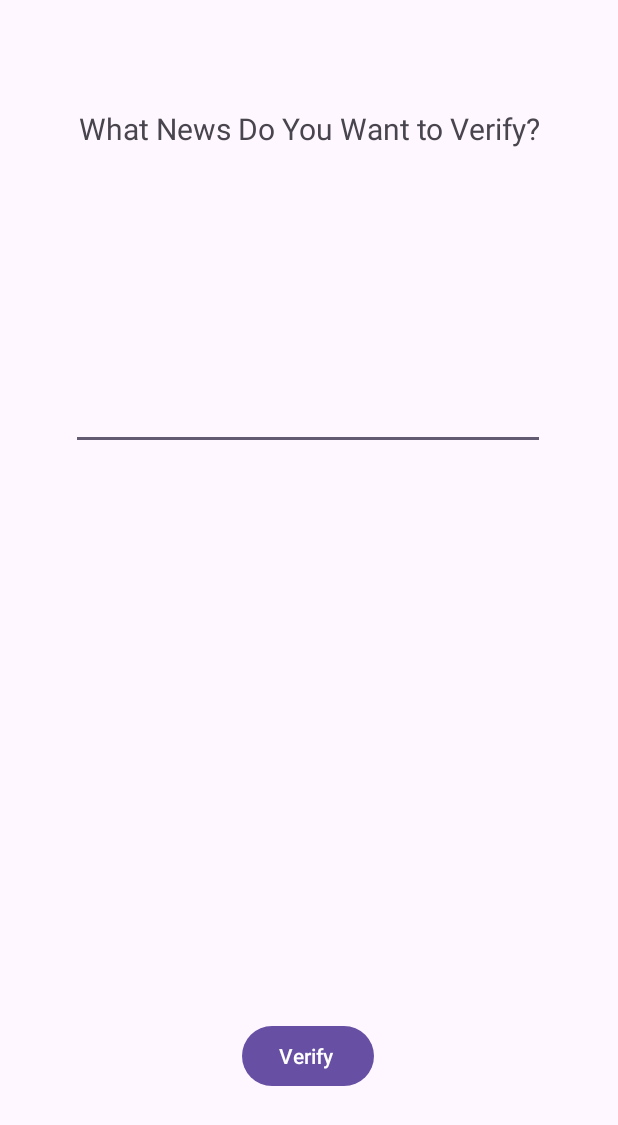
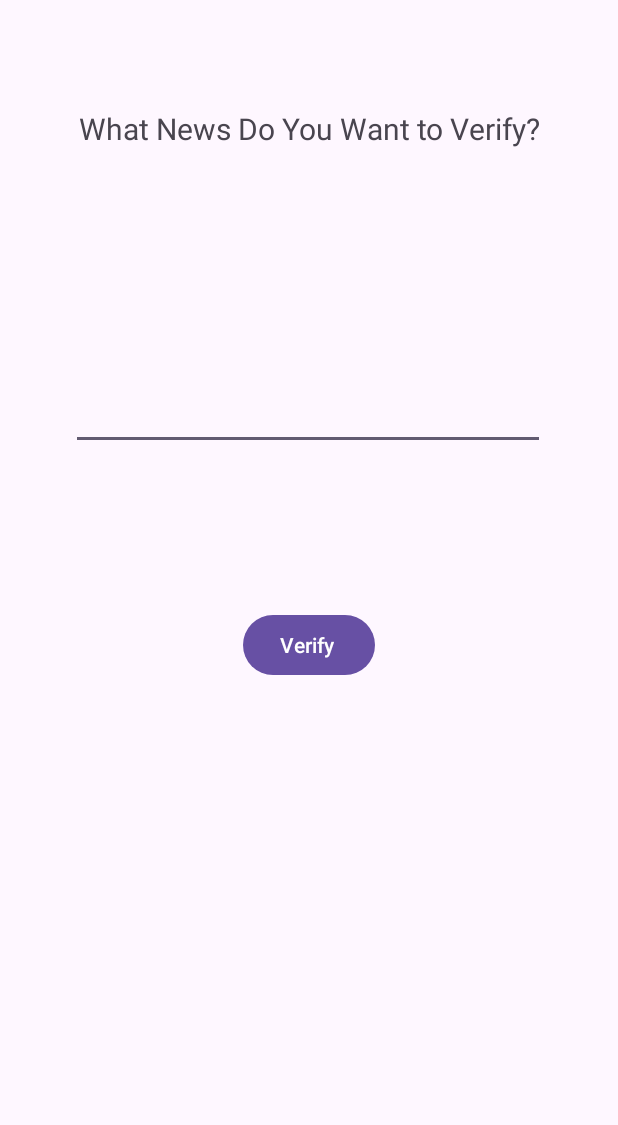
Before and after one commit to ashwnkumar/Project-App, an Android app: the MainApp screen opened directly, with no data from a screen before it, on a phone screen of 412 x 824 dp. Shown: the top 1125 px of the screen. Run offline under Robolectric (Android 15) with nearby library versions, the phone set to English and light mode, and no system bars; Roboto replaces fonts that are not available here.

Commit message:
Commit 08.04.24 Improved UI

```diff
--- a/app/src/main/AndroidManifest.xml
+++ b/app/src/main/AndroidManifest.xml
@@ -1,6 +1,8 @@
 <?xml version="1.0" encoding="utf-8"?>
 <manifest xmlns:android="http://schemas.android.com/apk/res/android"
     xmlns:tools="http://schemas.android.com/tools">
+
+    <uses-permission android:name="android.permission.INTERNET" />
 
     <application
         android:allowBackup="true"
@@ -12,6 +14,9 @@
         android:supportsRtl="true"
         android:theme="@style/Theme.DontFakeIt"
         tools:targetApi="31">
+        <activity
+            android:name=".VerifyScreen"
+            android:exported="false" />
         <activity
             android:name=".MainApp"
             android:exported="false" />
--- a/app/src/main/java/com/example/dontfakeit/MainApp.java
+++ b/app/src/main/java/com/example/dontfakeit/MainApp.java
@@ -1,12 +1,10 @@
 package com.example.dontfakeit;
 
+import android.content.Intent;
 import android.os.Bundle;
-import android.view.MotionEvent;
 import android.view.View;
 import android.widget.Button;
 import android.widget.EditText;
-import android.widget.ImageView;
-import android.widget.TextView;
 import android.widget.Toast;
 
 import androidx.activity.EdgeToEdge;
@@ -15,14 +13,12 @@ import androidx.core.graphics.Insets;
 import androidx.core.view.ViewCompat;
 import androidx.core.view.WindowInsetsCompat;
 
+
+
 public class MainApp extends AppCompatActivity {
 
     //declaring variables
-    private ImageView realImg, fakeImg;
-    private TextView verifyText1,  verifyText2;
-    private Button verifyBtnTrue;
-    private View rootView;
-    private boolean isTrue = false;
+    Button verifyBtn;
     private EditText inputText;
 
 
@@ -32,56 +28,26 @@ public class MainApp extends AppCompatActivity {
         EdgeToEdge.enable(this);
         setContentView(R.layout.activity_main_app);
 
-
-        realImg = findViewById(R.id.real_img);
-        fakeImg = findViewById(R.id.fake_img);
-        rootView = findViewById(android.R.id.content);
-
-        verifyText1= findViewById(R.id.verify_text1);
-        verifyText2= findViewById(R.id.verify_text2);
         inputText = findViewById(R.id.textBox);
 
-        verifyBtnTrue = findViewById(R.id.verifyButton);
+        verifyBtn = findViewById(R.id.verifyButton);
 
-        //'true' and 'fake' news images disabled at start
-        realImg.setVisibility(View.INVISIBLE);
-        fakeImg.setVisibility(View.INVISIBLE);
 
-        rootView.setOnTouchListener(new View.OnTouchListener() {
-            @Override
-            public boolean onTouch(View v, MotionEvent event) {
-                float touchX = event.getX();
-
-                if(touchX < v.getWidth() / 2) {
-                    isTrue = true;
-                } else {
-                    isTrue = false;
-                }
-                return false;
-            }
-        });
-
-        verifyBtnTrue.setOnClickListener(new View.OnClickListener() {
+        verifyBtn.setOnClickListener(new View.OnClickListener() {
             @Override
             public void onClick(View v) {
+
 
                 String input = inputText.getText().toString().trim();
                 if (input.isEmpty()) {
                     Toast.makeText(MainApp.this, "Please Enter News First", Toast.LENGTH_SHORT).show();
                     return;
                 }
+
                 if (isSentence(input)) {
-                    if (isTrue) {
-                        realImg.setVisibility(View.VISIBLE);
-                        verifyText1.setText("This is True!!");
-                        verifyText2.setText("This really happened and this news is accurate.");
-                        fakeImg.setVisibility(View.INVISIBLE);
-                    } else {
-                        fakeImg.setVisibility(View.VISIBLE);
-                        verifyText1.setText("Uh Oh!!");
-                        verifyText2.setText("It seems that your news sources have been tampered with. This is fake");
-                        realImg.setVisibility(View.INVISIBLE);
-                    }
+                    Intent intent = new Intent(MainApp.this, VerifyScreen.class);
+                    startActivity(intent);
+
                 } else {
                     Toast.makeText(MainApp.this, "Please enter a valid sentence", Toast.LENGTH_SHORT).show();
                 }
--- a/app/src/main/res/layout/activity_main_app.xml
+++ b/app/src/main/res/layout/activity_main_app.xml
@@ -39,58 +39,8 @@
         android:text="Verify "
         app:layout_constraintBottom_toBottomOf="parent"
         app:layout_constraintEnd_toEndOf="parent"
-        app:layout_constraintHorizontal_bias="0.498"
         app:layout_constraintStart_toStartOf="parent"
-        app:layout_constraintTop_toBottomOf="@+id/verify_text2"
-        app:layout_constraintVertical_bias="0.333" />
+        app:layout_constraintTop_toBottomOf="@+id/textBox"
+        app:layout_constraintVertical_bias="0.222" />
 
-    <TextView
-        android:id="@+id/verify_text1"
-        android:layout_width="wrap_content"
-        android:layout_height="wrap_content"
-        android:layout_marginTop="40dp"
-        android:fontFamily="sans-serif-black"
-        android:textAlignment="center"
-        android:textSize="20sp"
-        app:layout_constraintEnd_toEndOf="parent"
-        app:layout_constraintHorizontal_bias="0.501"
-        app:layout_constraintStart_toStartOf="parent"
-        app:layout_constraintTop_toBottomOf="@+id/textBox" />
-
-    <ImageView
-        android:id="@+id/real_img"
-        android:layout_width="96dp"
-        android:layout_height="124dp"
-        app:layout_constraintBottom_toTopOf="@+id/verify_text2"
-        app:layout_constraintEnd_toEndOf="parent"
-        app:layout_constraintHorizontal_bias="0.52"
-        app:layout_constraintStart_toStartOf="parent"
-        app:layout_constraintTop_toBottomOf="@+id/verify_text1"
-        app:layout_constraintVertical_bias="0.269"
-        app:srcCompat="@drawable/tick" />
-
-    <TextView
-        android:id="@+id/verify_text2"
-        android:layout_width="wrap_content"
-        android:layout_height="wrap_content"
-        android:layout_marginBottom="192dp"
-        android:fontFamily="sans-serif-medium"
-        android:textAlignment="center"
-        android:textSize="20sp"
-        app:layout_constraintBottom_toBottomOf="parent"
-        app:layout_constraintEnd_toEndOf="parent"
-        app:layout_constraintHorizontal_bias="0.498"
-        app:layout_constraintStart_toStartOf="parent" />
-
-    <ImageView
-        android:id="@+id/fake_img"
-        android:layout_width="127dp"
-        android:layout_height="126dp"
-        android:layout_marginTop="8dp"
-        app:layout_constraintBottom_toTopOf="@+id/verify_text2"
-        app:layout_constraintEnd_toEndOf="parent"
-        app:layout_constraintStart_toStartOf="parent"
-        app:layout_constraintTop_toBottomOf="@+id/verify_text1"
-        app:layout_constraintVertical_bias="0.0"
-        app:srcCompat="@drawable/wrong" />
 </androidx.constraintlayout.widget.ConstraintLayout>
```
Also changed, not shown: app/build.gradle (+6 -6 lines), app/src/main/java/com/example/dontfakeit/MainActivity.java (+1 -15 lines), app/src/main/java/com/example/dontfakeit/VerifyScreen.java (added, +91 -0 lines), app/src/main/res/layout/activity_verify_screen.xml (added, +72 -0 lines), 1 other file.
